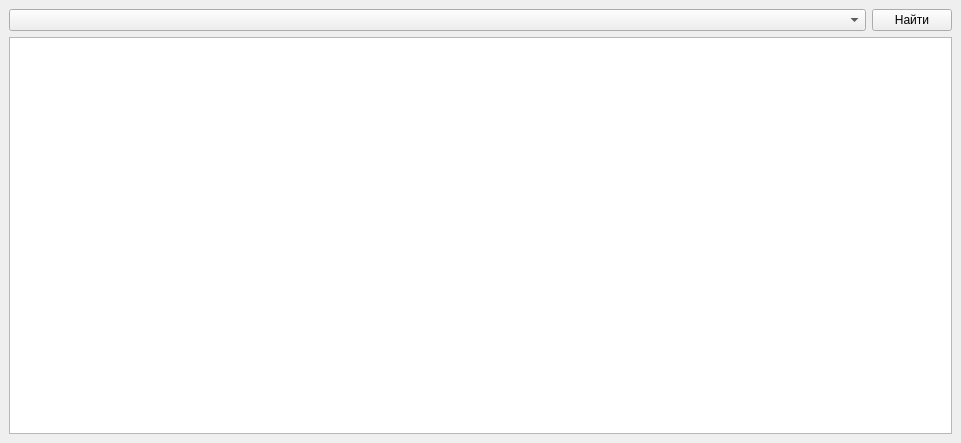
This is data_searcher_dockwidget_base.ui in johnzet39/QGIS-plugin-DataSearcher as Qt 5 draws it before an edit. The edited form follows.
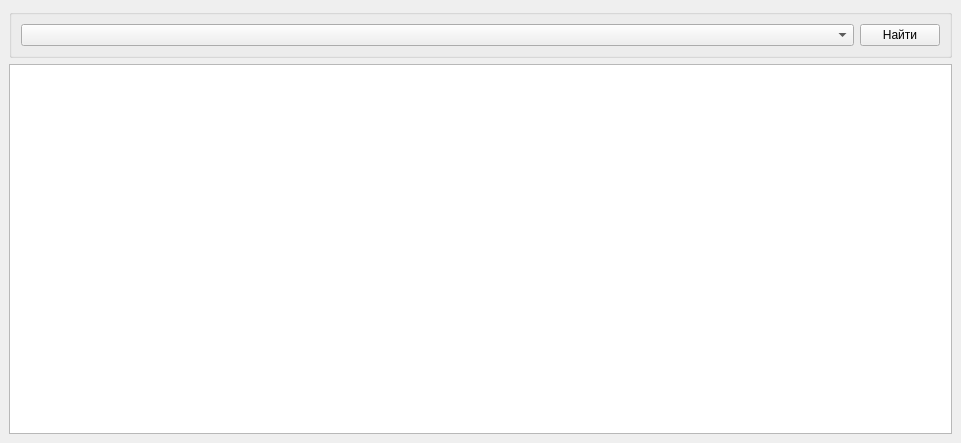
This is the edited form. Icons and pictures are not drawn. Custom widgets are drawn as their Qt base class.

Commit message: Add custom combobox. Fix column separator code.

```diff
--- a/data_searcher_dockwidget_base.ui
+++ b/data_searcher_dockwidget_base.ui
@@ -16,6 +16,10 @@
   <widget class="QWidget" name="dockWidgetContents">
    <layout class="QVBoxLayout" name="verticalLayout">
     <item>
+     <widget class="QGroupBox" name="groupBox">
+      <property name="title">
+       <string/>
+      </property>
      <layout class="QHBoxLayout" name="horizontalLayout">
       <item>
        <widget class="QgsMapLayerComboBox" name="combo_layers"/>
@@ -34,6 +38,7 @@
        </widget>
       </item>
      </layout>
+     </widget>
     </item>
     <item>
      <layout class="QGridLayout" name="fieldsLayout"/>
```
Left out of the diff: 4 changed lines with no effect on the pictures. Lines whose indentation alone changed are shown as unchanged. The commit also changes 5 other files.
